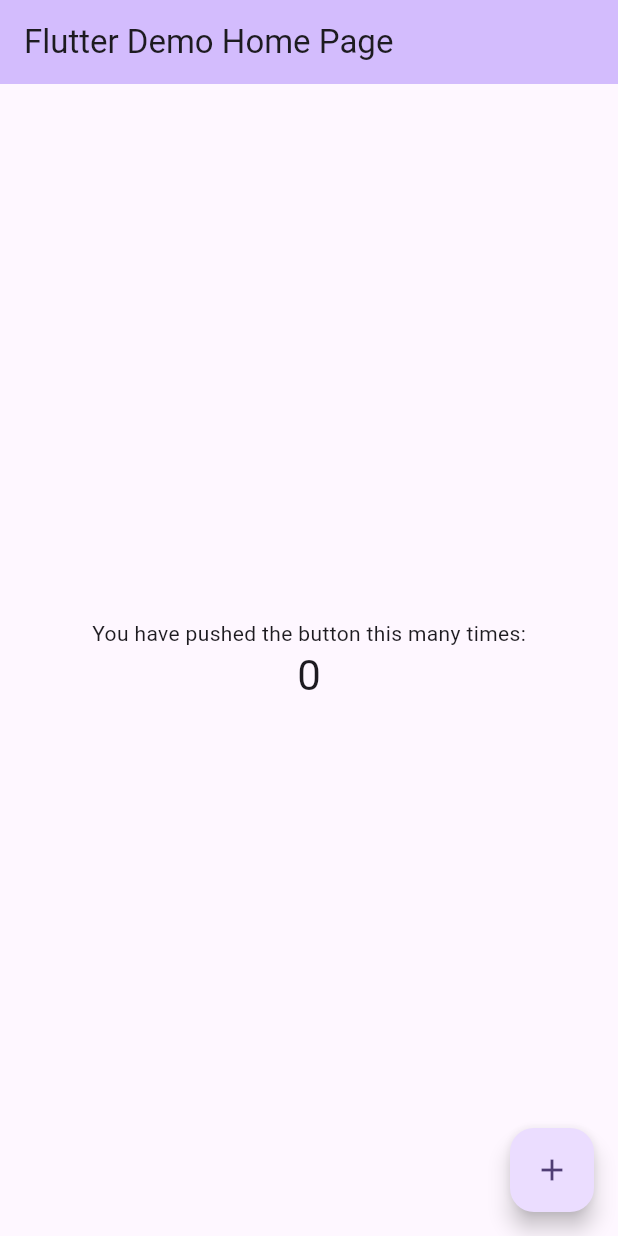
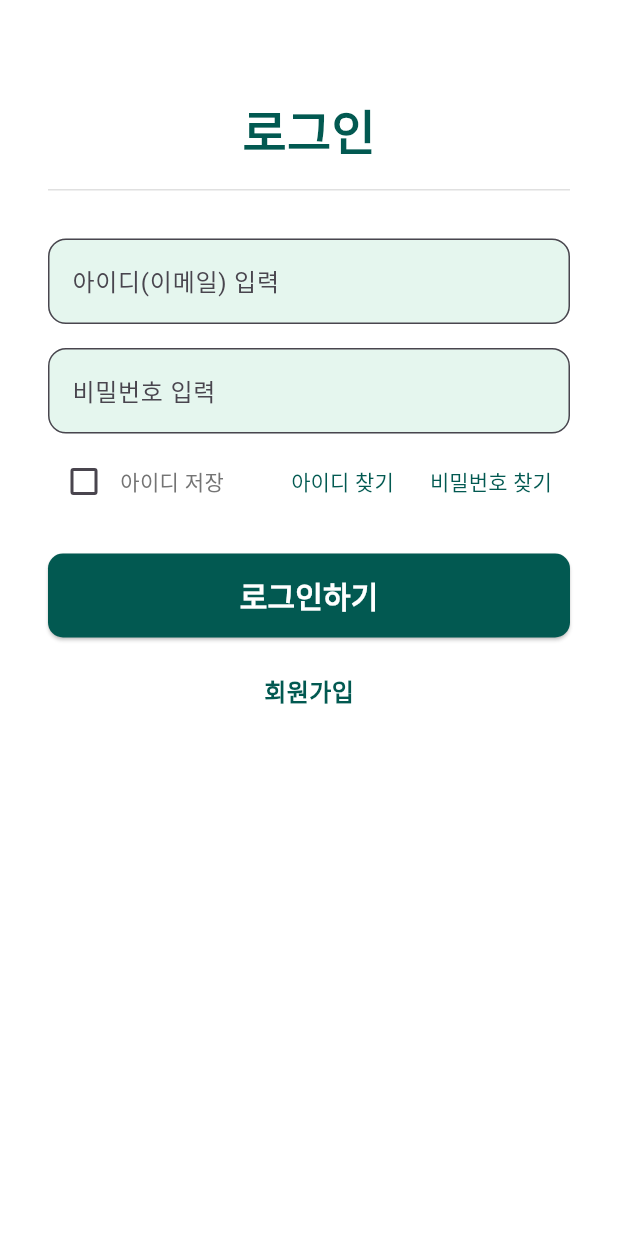
Before and after one commit to golframe/Golframe-dev, a Flutter app: the screen it shows after launch, on a phone screen of 412 x 824 dp. Run offline on Flutter 3.47's test engine with Material 3 defaults, Android fonts, the phone set to English and light mode, and no system bars.

Commit message:
GFR-4 [feat] 로그인 화면 퍼블리싱

```diff
--- /dev/null
+++ b/lib/colors.dart
@@ -0,0 +1,20 @@
+import 'package:flutter/material.dart';
+
+class AppColors {
+  static const main01 = Color(0xFF025951);
+  static const main02 = Color(0xFF04D99D);
+  static const main03 = Color(0xFFA2C5AC);
+  static const main04 = Color(0xFFE5F6EE);
+  static const main05 = Color(0xFF012623);
+  static const mainRed06 = Color(0xFFDD1C1A);
+
+  static const dark01 = Color(0xFF222222);
+  static const dark02 = Color(0xFF1C2630);
+  static const dark03 = Color(0xFF747474);
+
+  static const grey01 = Color(0xFF9E9E9E);
+  static const grey02 = Color(0xFFAAAAAA);
+
+  static const light01 = Color(0xFFE0E0E0);
+  static const light02 = Color(0xFFEAEAEA);
+}
--- /dev/null
+++ b/lib/login_screen.dart
@@ -0,0 +1,165 @@
+import 'package:flutter/material.dart';
+import 'colors.dart';
+
+class LoginScreen extends StatefulWidget {
+  const LoginScreen({Key? key}) : super(key: key);
+
+  @override
+  State<LoginScreen> createState() => _LoginScreenState();
+}
+
+class _LoginScreenState extends State<LoginScreen> {
+  bool _isRememberId = false;
+
+  @override
+  Widget build(BuildContext context) {
+    return Scaffold(
+      backgroundColor: Colors.white,
+      body: SafeArea(
+        child: SingleChildScrollView(
+          child: Padding(
+            padding: const EdgeInsets.symmetric(
+              horizontal: 32.0,
+              vertical: 40.0,
+            ),
+            child: Column(
+              crossAxisAlignment: CrossAxisAlignment.center,
+              children: [
+                const SizedBox(height: 24),
+                Text(
+                  '로그인',
+                  style: TextStyle(
+                    color: AppColors.main01,
+                    fontSize: 32,
+                    fontWeight: FontWeight.bold,
+                  ),
+                ),
+                const SizedBox(height: 16),
+                Divider(color: AppColors.light01, thickness: 1, height: 1),
+                const SizedBox(height: 32),
+                TextField(
+                  decoration: InputDecoration(
+                    hintText: '아이디(이메일) 입력',
+                    filled: true,
+                    fillColor: AppColors.main04,
+                    border: OutlineInputBorder(
+                      borderRadius: BorderRadius.circular(12),
+                      borderSide: BorderSide(
+                        color: AppColors.main01,
+                        width: 1.2,
+                      ),
+                    ),
+                    focusedBorder: OutlineInputBorder(
+                      borderRadius: BorderRadius.circular(12),
+                      borderSide: BorderSide(
+                        color: AppColors.main01,
+                        width: 1.5,
+                      ),
+                    ),
+                  ),
+                  keyboardType: TextInputType.emailAddress,
+                ),
+                const SizedBox(height: 16),
+                TextField(
+                  obscureText: true,
+                  decoration: InputDecoration(
+                    hintText: '비밀번호 입력',
+                    filled: true,
+                    fillColor: AppColors.main04,
+                    border: OutlineInputBorder(
+                      borderRadius: BorderRadius.circular(12),
+                      borderSide: BorderSide(
+                        color: AppColors.main01,
+                        width: 1.2,
+                      ),
+                    ),
+                    focusedBorder: OutlineInputBorder(
+                      borderRadius: BorderRadius.circular(12),
+                      borderSide: BorderSide(
+                        color: AppColors.main01,
+                        width: 1.5,
+                      ),
+                    ),
+                  ),
+                ),
+                const SizedBox(height: 8),
+                Row(
+                  children: [
+                    Checkbox(
+                      value: _isRememberId,
+                      onChanged: (value) {
+                        setState(() {
+                          _isRememberId = value ?? false;
+                        });
+                      },
+                      activeColor: AppColors.main01,
+                    ),
+                    const Text(
+                      '아이디 저장',
+                      style: TextStyle(color: AppColors.dark03),
+                    ),
+                    const Spacer(),
+                    TextButton(
+                      onPressed: () {},
+                      child: Text(
+                        '아이디 찾기',
+                        style: TextStyle(color: AppColors.main01),
+                      ),
+                    ),
+                    TextButton(
+                      onPressed: () {},
+                      child: Text(
+                        '비밀번호 찾기',
+                        style: TextStyle(color: AppColors.main01),
+                      ),
+                    ),
+                  ],
+                ),
+                // 에러 메시지 예시
+                // const SizedBox(height: 8),
+                // Text(
+                //   '에러가 있을 시 메시지가 출력됩니다.',
+                //   style: TextStyle(color: AppColors.mainRed06, fontSize: 14),
+                // ),
+                const SizedBox(height: 24),
+                SizedBox(
+                  width: double.infinity,
+                  height: 56,
+                  child: ElevatedButton(
+                    onPressed: () {},
+                    style: ElevatedButton.styleFrom(
+                      backgroundColor: AppColors.main01,
+                      shape: RoundedRectangleBorder(
+                        borderRadius: BorderRadius.circular(10),
+                      ),
+                    ),
+                    child: const Text(
+                      '로그인하기',
+                      style: TextStyle(
+                        fontSize: 20,
+                        fontWeight: FontWeight.bold,
+                        color: Colors.white,
+                      ),
+                    ),
+                  ),
+                ),
+                const SizedBox(height: 24),
+                GestureDetector(
+                  onTap: () {},
+                  child: Text(
+                    '회원가입',
+                    style: TextStyle(
+                      color: AppColors.main01,
+                      fontWeight: FontWeight.bold,
+                      fontSize: 16,
+                    ),
+                  ),
+                ),
+              ],
+            ),
+          ),
+        ),
+      ),
+    );
+  }
+}
--- a/lib/main.dart
+++ b/lib/main.dart
@@ -1,4 +1,5 @@
 import 'package:flutter/material.dart';
+import 'login_screen.dart';
 
 void main() {
   runApp(const MyApp());
@@ -30,7 +31,7 @@
         // tested with just a hot reload.
         colorScheme: ColorScheme.fromSeed(seedColor: Colors.deepPurple),
       ),
-      home: const MyHomePage(title: 'Flutter Demo Home Page'),
+      home: const LoginScreen(),
     );
   }
 }
```
